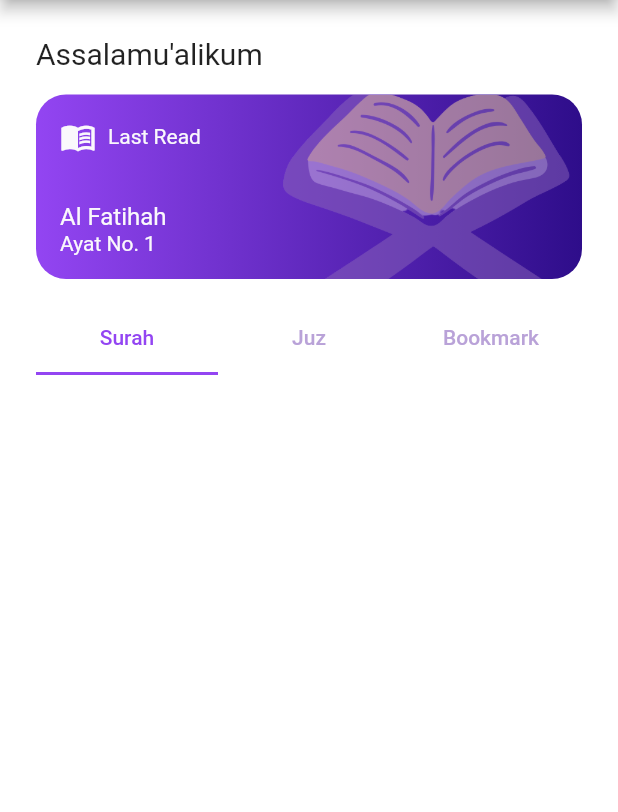
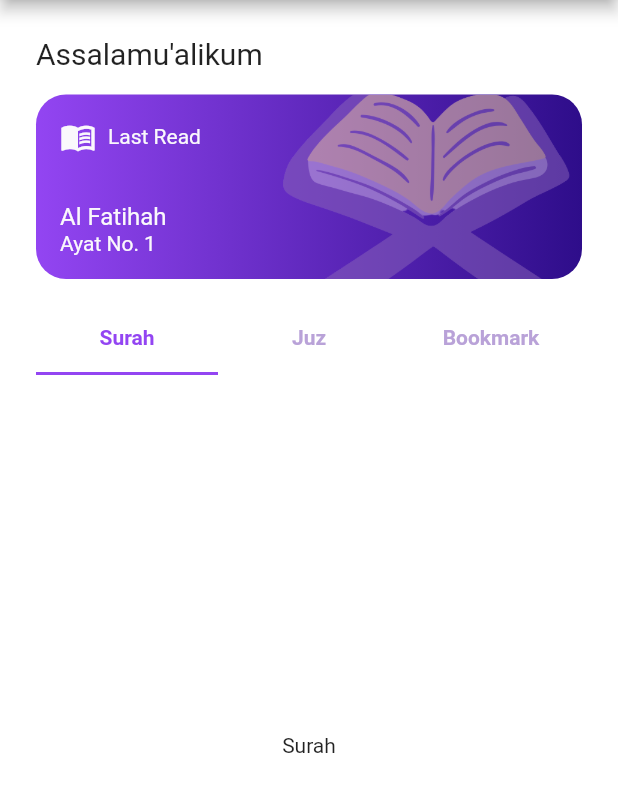
Before and after one commit to imaldila/alquran_flutter, a Flutter app: the HomeView screen opened by its route, on a phone screen of 412 x 824 dp, the part 84-896 px from its top. Run offline on Flutter 3.47's test engine with Material 2 defaults, Android fonts, the phone set to English and light mode, and no system bars; our stand-ins replace dio, get, lottie.

Commit message:
add tabbarview

```diff
--- a/lib/app/modules/home/views/home_view.dart
+++ b/lib/app/modules/home/views/home_view.dart
@@ -109,6 +109,7 @@ class HomeView extends GetView<HomeController> {
                   indicatorColor: appPurpleDark2,
                   labelColor: appPurpleDark2,
                   unselectedLabelColor: appPurpleLight,
+                  labelStyle: TextStyle(fontWeight: FontWeight.bold),
                   tabs: [
                     Tab(
                       text: 'Surah',
@@ -120,7 +121,22 @@ class HomeView extends GetView<HomeController> {
                       text: 'Bookmark',
                     ),
                   ],
-                )
+                ),
+                const Expanded(
+                  child: TabBarView(
+                    children: [
+                      Center(
+                        child: Text('Surah'),
+                      ),
+                      Center(
+                        child: Text('Juz'),
+                      ),
+                      Center(
+                        child: Text('Bookmark'),
+                      ),
+                    ],
+                  ),
+                ),
               ],
             ),
           ),
```
